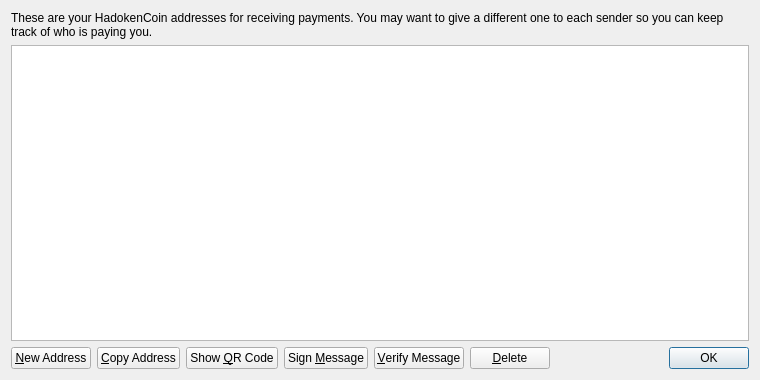
Old version of the form src/qt/forms/addressbookpage.ui in the repository checkthecode/hadokencoin.
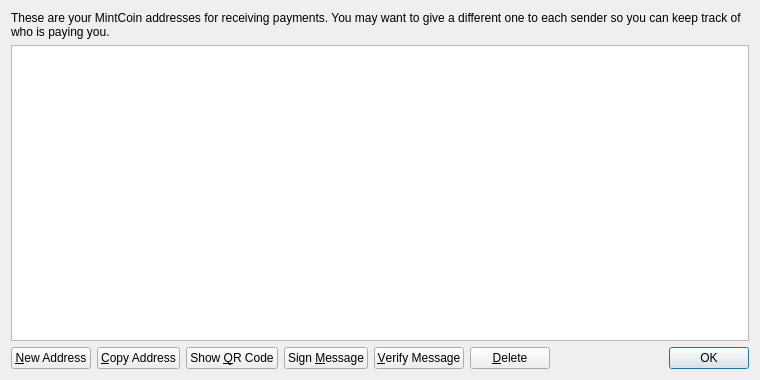
New version of the form. Icons and pictures are not drawn.

What changed in the file:
```diff
--- a/src/qt/forms/addressbookpage.ui
+++ b/src/qt/forms/addressbookpage.ui
@@ -17,7 +17,7 @@
    <item>
     <widget class="QLabel" name="labelExplanation">
      <property name="text">
-      <string>These are your HadokenCoin addresses for receiving payments. You may want to give a different one to each sender so you can keep track of who is paying you.</string>
+      <string>These are your MintCoin addresses for receiving payments. You may want to give a different one to each sender so you can keep track of who is paying you.</string>
      </property>
      <property name="textFormat">
       <enum>Qt::PlainText</enum>
```
Left out of the diff: 4 changed lines with no effect on the pictures.
